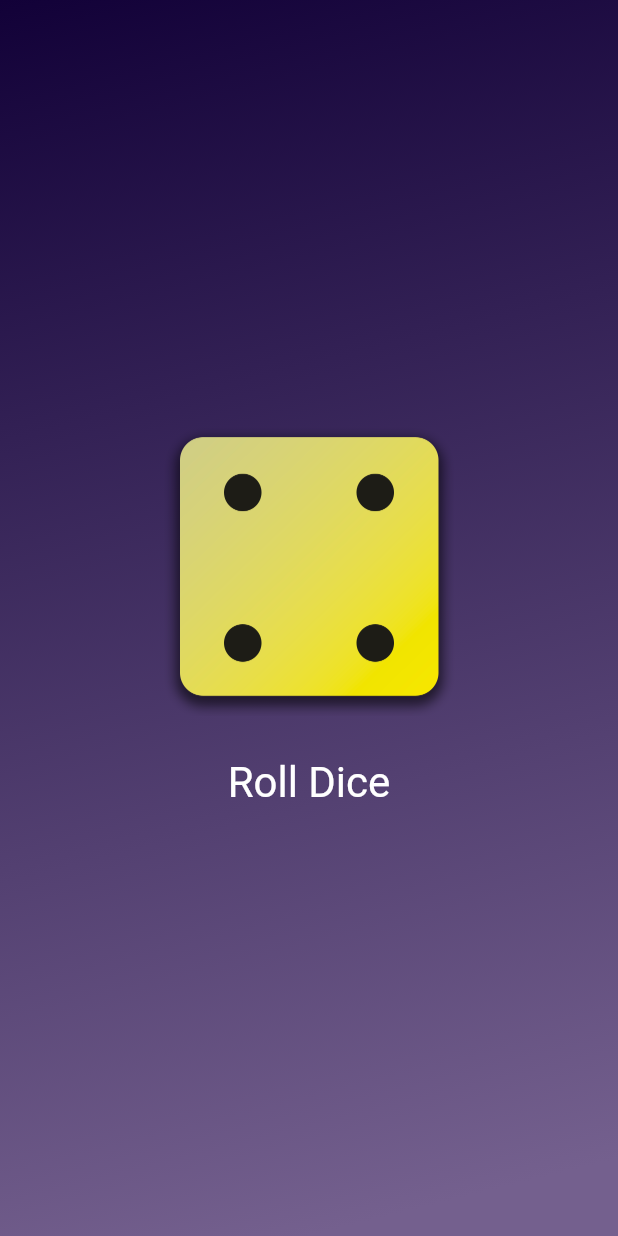
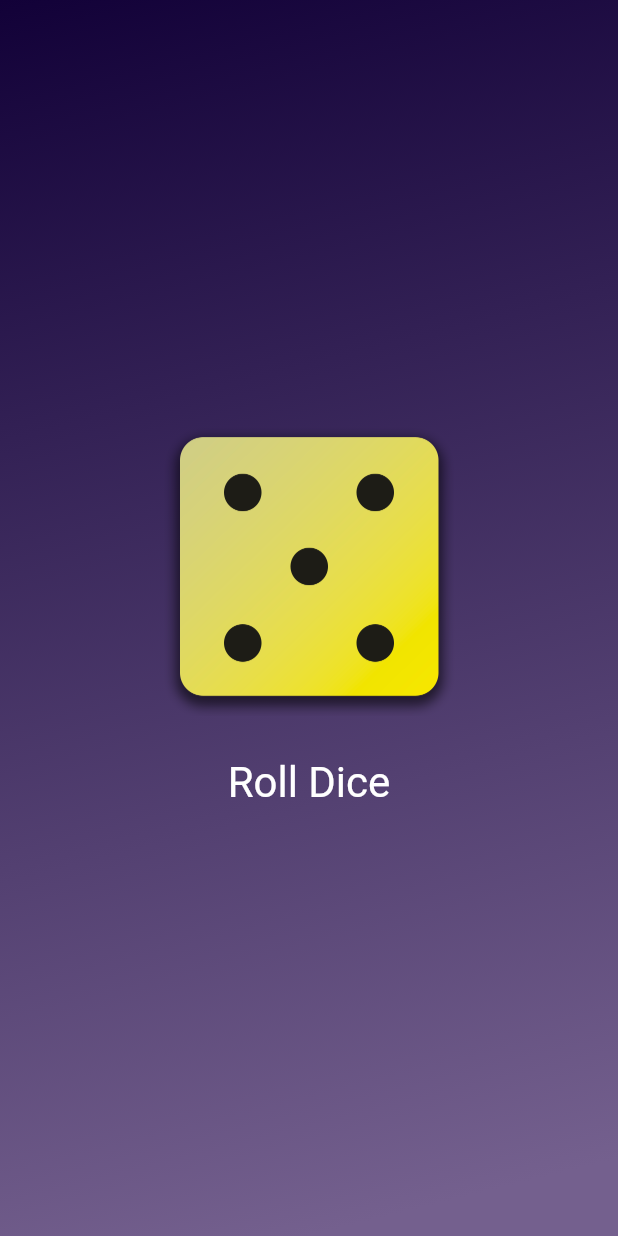
Before and after one commit to eunrain/flutter-prac, a Flutter app: the screen it shows after launch, after a tap on "Roll Dice", on a phone screen of 412 x 824 dp. Run offline on Flutter 3.47's test engine with Material 2 defaults, Android fonts, the phone set to English and light mode, and no system bars.

```diff
--- a/lib/dice_roller.dart
+++ b/lib/dice_roller.dart
@@ -1,4 +1,7 @@
 import 'package:flutter/material.dart';
+import 'dart:math';
+
+final randomized = Random();
 
 class DiceRoller extends StatefulWidget {
   const DiceRoller({super.key});
@@ -11,11 +14,11 @@ class DiceRoller extends StatefulWidget {
 
 // 이 상태는 오직 diceRoller 위젯 클래스 내부에서만 사용되도록 네이밍은 규칙
 class _DiceRollerState extends State<DiceRoller> {
-  var activeDiceImage = 'assets/images/dice-2.png';
+  var currentDiceRoll = 2;
 
   void rollDice() {
     setState(() {
-      activeDiceImage = 'assets/images/dice-4.png';
+      currentDiceRoll = randomized.nextInt(6) + 1;
     });
   }
 
@@ -25,7 +28,7 @@ class _DiceRollerState extends State<DiceRoller> {
       mainAxisSize: MainAxisSize.min,
       children: [
         Image.asset(
-          activeDiceImage,
+          'assets/images/dice-$currentDiceRoll.png',
           width: 200,
         ),
         const SizedBox(height: 20),
```
